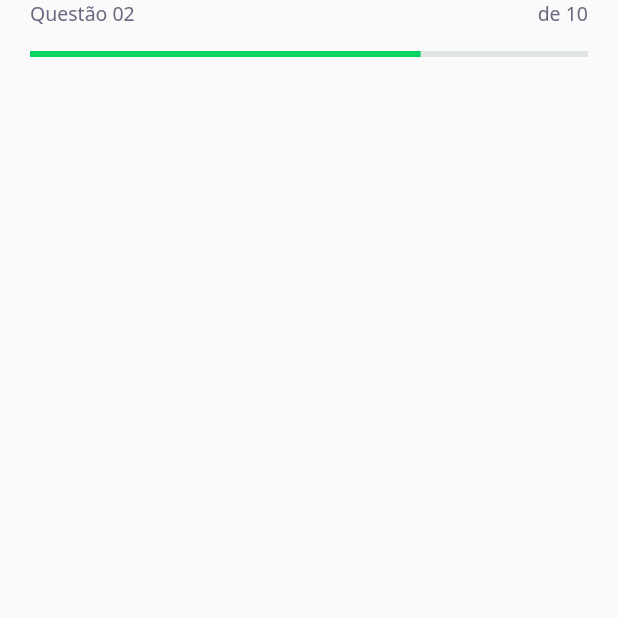
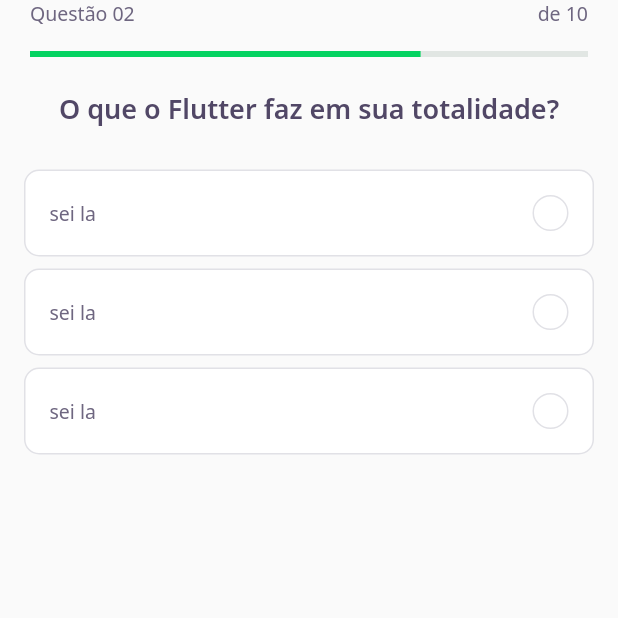
Before and after one commit to mschneider86/devquiz, a Flutter app: the screen it shows after launch, on a phone screen of 412 x 824 dp, the top half of it. Run offline on Flutter 3.47's test engine with Material 2 defaults, Android fonts, the phone set to English and light mode, and no system bars; our stand-ins replace google_fonts.

Commit message:
added challenge page

```diff
--- a/lib/challenge/challenge_page.dart
+++ b/lib/challenge/challenge_page.dart
@@ -1,4 +1,5 @@
 import 'package:DevQuiz/challenge/widgets/question_indicator/question_indicator_widget.dart';
+import 'package:DevQuiz/challenge/widgets/quiz/quiz_widget.dart';
 import 'package:flutter/material.dart';
 
 class ChallengePage extends StatefulWidget {
@@ -19,6 +20,9 @@ class _ChallengePageState extends State<ChallengePage> {
           child: QuestionIndicatorWidget(),
         ),
       ),
+      body: QuizWidget(
+        title: "O que o Flutter faz em sua totalidade?",
+      ),
     );
   }
 }
--- /dev/null
+++ b/lib/challenge/widgets/answer/answer_widget.dart
@@ -0,0 +1,83 @@
+import 'package:DevQuiz/core/app_colors.dart';
+import 'package:DevQuiz/core/app_text_styles.dart';
+import 'package:flutter/material.dart';
+
+class AnswerWidget extends StatelessWidget {
+  final String title;
+  final bool isRight;
+  final bool isSelected;
+
+  const AnswerWidget({
+    Key? key,
+    required this.title,
+    this.isRight = false,
+    this.isSelected = false,
+  }) : super(key: key);
+
+  Color get _selectedColorRight =>
+      isRight ? AppColors.darkGreen : AppColors.darkRed;
+
+  Color get _selectedBorderRight =>
+      isRight ? AppColors.lightGreen : AppColors.lightRed;
+
+  Color get _selectedColorCardRight =>
+      isRight ? AppColors.lightGreen : AppColors.lightRed;
+
+  Color get _selectedBorderCardRight =>
+      isRight ? AppColors.lightGreen : AppColors.red;
+
+  TextStyle get _selectedTextStyleRight =>
+      isRight ? AppTextStyles.bodyDarkGreen : AppTextStyles.bodyDarkRed;
+
+  IconData get _selectedIconRight => isRight ? Icons.check : Icons.close;
+
+  @override
+  Widget build(BuildContext context) {
+    return Padding(
+      padding: const EdgeInsets.symmetric(horizontal: 16.0, vertical: 4),
+      child: Container(
+        padding: EdgeInsets.all(16),
+        decoration: BoxDecoration(
+          color: isSelected ? _selectedColorCardRight : AppColors.white,
+          borderRadius: BorderRadius.circular(10),
+          border: Border.fromBorderSide(
+            BorderSide(
+                color:
+                    isSelected ? _selectedBorderCardRight : AppColors.border),
+          ),
+        ),
+        child: Row(
+          mainAxisAlignment: MainAxisAlignment.spaceBetween,
+          children: [
+            Expanded(
+              child: Text(title,
+                  style: isSelected
+                      ? _selectedTextStyleRight
+                      : AppTextStyles.body),
+            ),
+            Container(
+              width: 24,
+              height: 24,
+              decoration: BoxDecoration(
+                color: isSelected ? _selectedColorRight : AppColors.white,
+                borderRadius: BorderRadius.circular(500),
+                border: Border.fromBorderSide(
+                  BorderSide(
+                      color:
+                          isSelected ? _selectedBorderRight : AppColors.border),
+                ),
+              ),
+              child: isSelected
+                  ? Icon(
+                      _selectedIconRight,
+                      size: 16,
+                      color: Colors.white,
+                    )
+                  : null,
+            )
+          ],
+        ),
+      ),
+    );
+  }
+}
--- /dev/null
+++ b/lib/challenge/widgets/quiz/quiz_widget.dart
@@ -0,0 +1,39 @@
+import 'package:DevQuiz/challenge/widgets/answer/answer_widget.dart';
+import 'package:DevQuiz/core/app_text_styles.dart';
+import 'package:flutter/material.dart';
+
+class QuizWidget extends StatelessWidget {
+  final String title;
+  const QuizWidget({
+    Key? key,
+    required this.title,
+  }) : super(key: key);
+
+  @override
+  Widget build(BuildContext context) {
+    return Container(
+      child: Column(
+        children: [
+          Text(
+            title,
+            style: AppTextStyles.heading,
+          ),
+          SizedBox(
+            height: 24,
+          ),
+          AnswerWidget(
+            title: 'sei la',
+            isRight: false,
+            isSelected: false,
+          ),
+          AnswerWidget(
+            title: 'sei la',
+            isRight: false,
+            isSelected: false,
+          ),
+          AnswerWidget(title: 'sei la'),
+        ],
+      ),
+    );
+  }
+}
```
